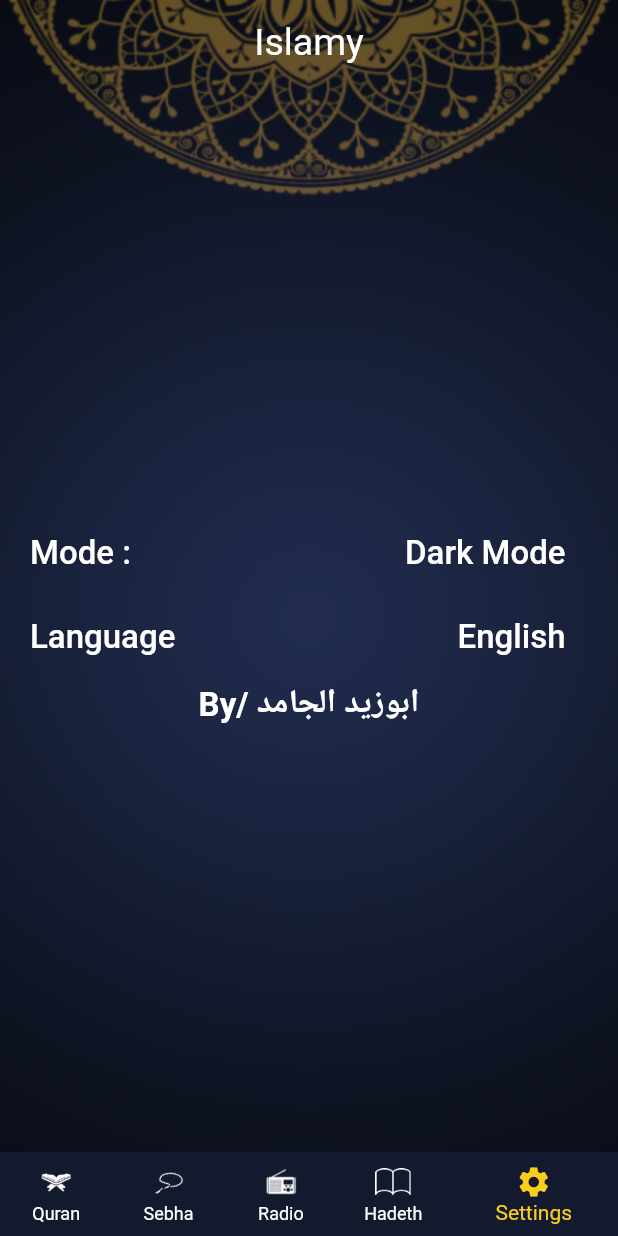
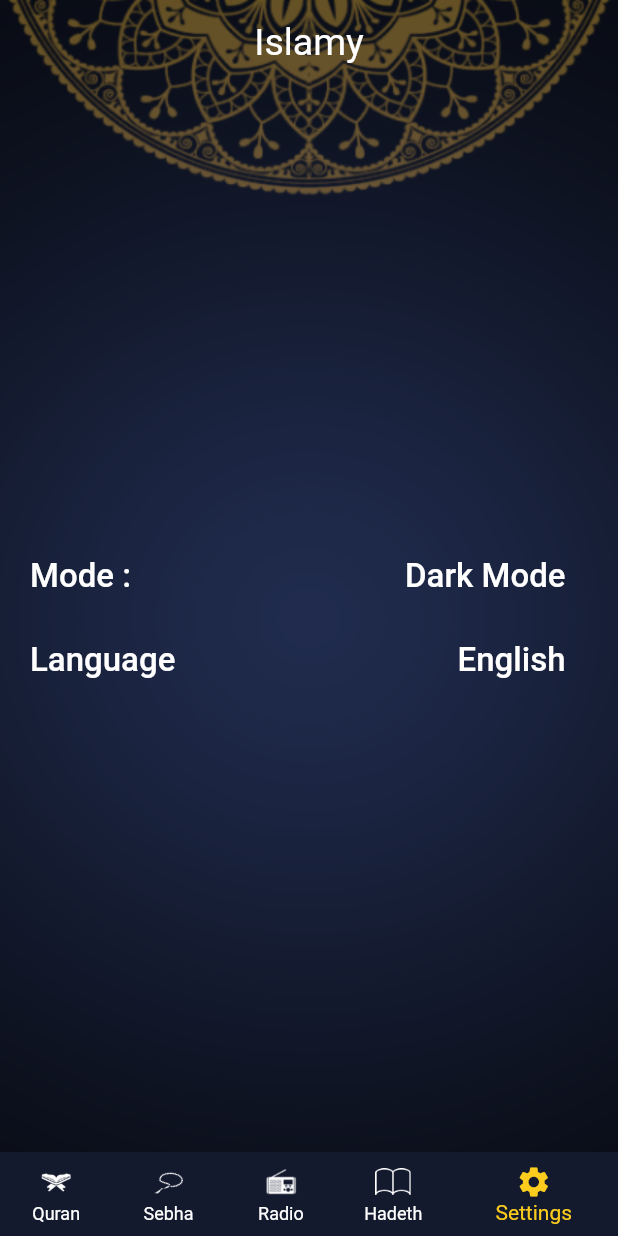
Before and after one commit to mohamedabozeid2/IslamyApp, a Flutter app: the screen it shows after launch, item 5 of the bottom bar chosen, on a phone screen of 412 x 824 dp. Run offline on Flutter 3.47's test engine with Material 2 defaults, Android fonts, the phone set to English and light mode, and no system bars; our stand-ins replace conditional_builder_null_safety, flutter_advanced_drawer, flutter_bloc, shared_preferences; generated files the repository leaves out were written again.

Commit message:
Final code

```diff
--- a/lib/modules/Settings/SettingsScreen.dart
+++ b/lib/modules/Settings/SettingsScreen.dart
@@ -74,14 +74,6 @@ class _SettingsScreenState extends State<SettingsScreen> {
                     ),
                   ],
                 ),
-                Text(
-                  "By/ ابوزيد الجامد",
-                  style: TextStyle(
-                    color: darkMode?Colors.white:Colors.black,
-                    fontSize: 22,
-                    fontWeight: FontWeight.bold
-                  ),
-                )
               ],
             )
           ],
```
